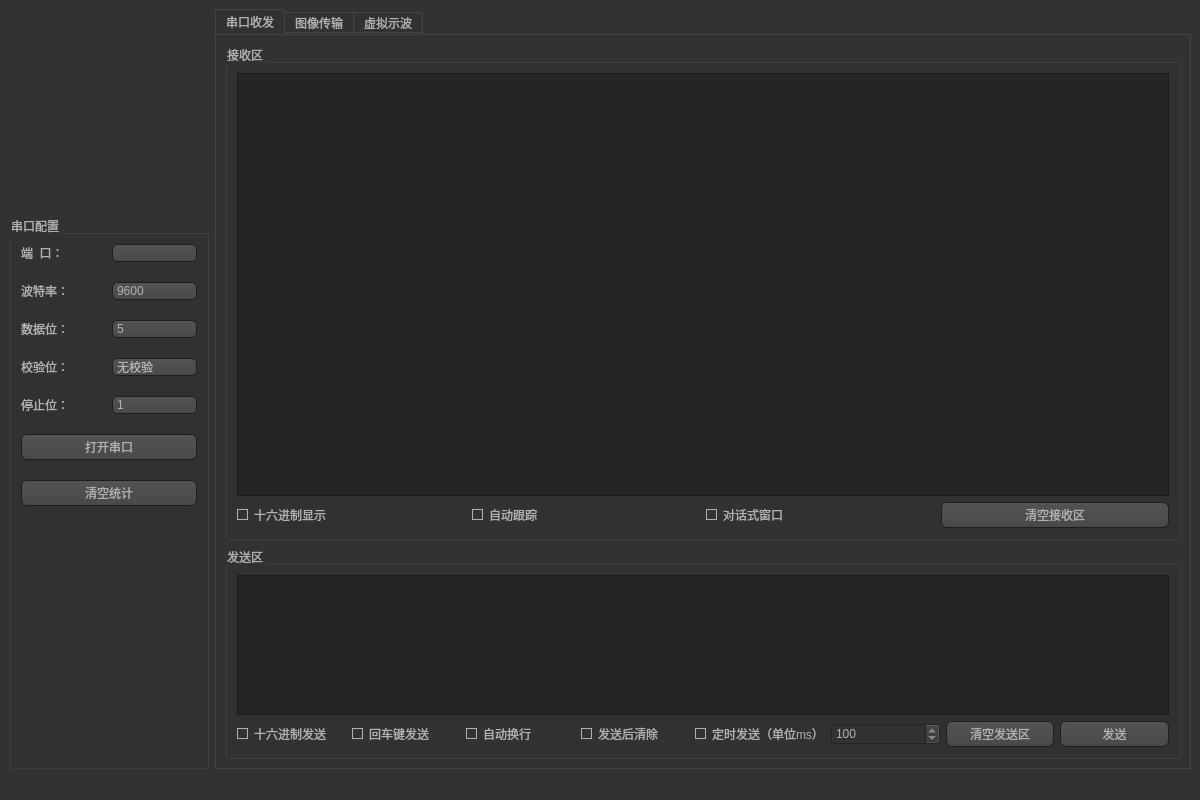
The window that 01.RLCOM/MainWindow.ui (LHD0617/RLCOM) describes before a commit, drawn with Qt 5.
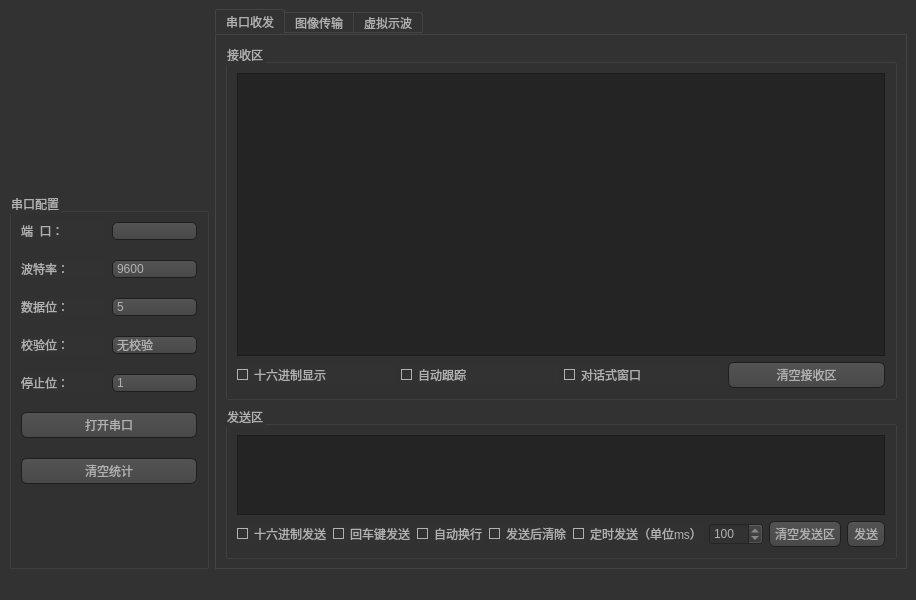
The same window after the commit. Icons and pictures are not drawn. Custom widgets are drawn as their Qt base class.

Diff of the .ui file:
```diff
--- a/01.RLCOM/MainWindow.ui
+++ b/01.RLCOM/MainWindow.ui
@@ -6,8 +6,8 @@
    <rect>
     <x>0</x>
     <y>0</y>
-    <width>1200</width>
-    <height>800</height>
+    <width>901</width>
+    <height>600</height>
    </rect>
   </property>
   <property name="windowTitle">
```
